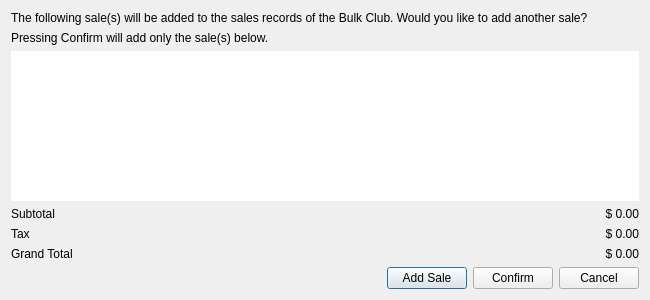
Old version of the form BulkClub/addsalepopup.ui in the repository josharaedwards/CS1C-Project-2.
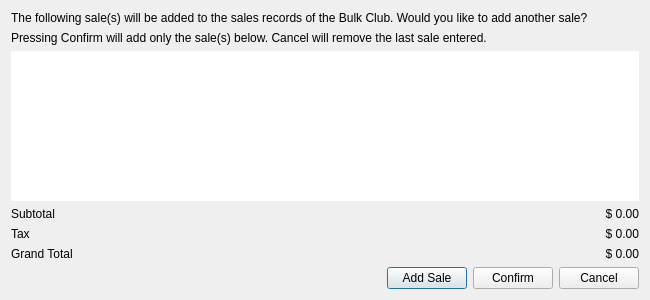
New version of the form.

Commit message: Changed window title of addsalepopup

The edit to the form file:
```diff
--- a/BulkClub/addsalepopup.ui
+++ b/BulkClub/addsalepopup.ui
@@ -72,7 +72,7 @@
    <item row="1" column="0" colspan="4">
     <widget class="QLabel" name="label_2">
      <property name="text">
-      <string>Pressing Confirm will add only the sale(s) below.</string>
+      <string>Pressing Confirm will add only the sale(s) below. Cancel will remove the last sale entered.</string>
      </property>
     </widget>
    </item>
```
Left out of the diff: 2 changed lines with no effect on the pictures.
